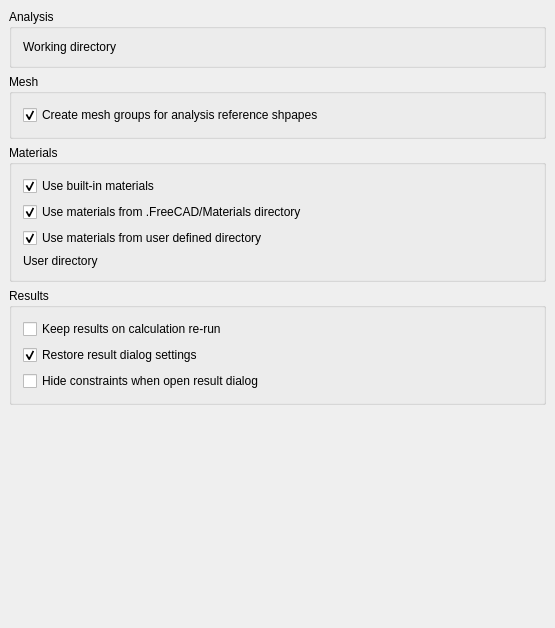
Before: the Qt Designer form src/Mod/Fem/Gui/DlgSettingsFemGeneral.ui in berndhahnebach/All_FreeCAD, drawn with Qt 5.
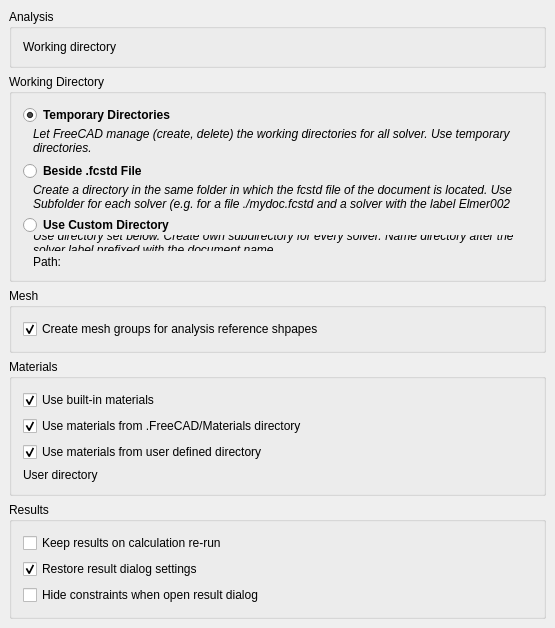
After: the same form once the commit is applied. Custom widgets are drawn as their Qt base class.

Commit message: FEM: new solver framework, add gui for working path pref

```diff
--- a/src/Mod/Fem/Gui/DlgSettingsFemGeneral.ui
+++ b/src/Mod/Fem/Gui/DlgSettingsFemGeneral.ui
@@ -96,7 +96,221 @@
       </widget>
      </item>
      <item>
-      <widget class="QGroupBox" name="gb_2_mesh">
+      <widget class="QGroupBox" name="gb_2_workingdir">
+       <property name="sizePolicy">
+        <sizepolicy hsizetype="Preferred" vsizetype="Maximum">
+         <horstretch>0</horstretch>
+         <verstretch>0</verstretch>
+        </sizepolicy>
+       </property>
+       <property name="title">
+        <string>Working Directory</string>
+       </property>
+       <layout class="QVBoxLayout" name="verticalLayout_3">
+        <item>
+         <layout class="QVBoxLayout" name="verticalLayout_4">
+          <property name="spacing">
+           <number>2</number>
+          </property>
+          <item>
+           <widget class="Gui::PrefRadioButton" name="cb_wd_temp">
+            <property name="font">
+             <font>
+              <weight>75</weight>
+              <bold>true</bold>
+             </font>
+            </property>
+            <property name="accessibleDescription">
+             <string>sdfsdfsdfds</string>
+            </property>
+            <property name="text">
+             <string>Temporary Directories</string>
+            </property>
+            <property name="checked">
+             <bool>true</bool>
+            </property>
+            <property name="prefPath" stdset="0">
+             <cstring>Mod/Fem/Elmer</cstring>
+            </property>
+            <property name="prefEntry" stdset="0">
+             <cstring>UseTempDirectory</cstring>
+            </property>
+           </widget>
+          </item>
+          <item>
+           <widget class="QLabel" name="l_wd_temp_desc">
+            <property name="font">
+             <font>
+              <italic>true</italic>
+             </font>
+            </property>
+            <property name="text">
+             <string>Let FreeCAD manage (create, delete) the working directories for all solver. Use temporary directories.</string>
+            </property>
+            <property name="wordWrap">
+             <bool>true</bool>
+            </property>
+            <property name="indent">
+             <number>10</number>
+            </property>
+           </widget>
+          </item>
+         </layout>
+        </item>
+        <item>
+         <layout class="QVBoxLayout" name="verticalLayout_5">
+          <property name="spacing">
+           <number>2</number>
+          </property>
+          <item>
+           <widget class="Gui::PrefRadioButton" name="cb_wd_beside">
+            <property name="font">
+             <font>
+              <weight>75</weight>
+              <bold>true</bold>
+             </font>
+            </property>
+            <property name="text">
+             <string>Beside .fcstd File</string>
+            </property>
+            <property name="prefPath" stdset="0">
+             <cstring>Mod/Fem/Elmer</cstring>
+            </property>
+            <property name="prefEntry" stdset="0">
+             <cstring>UseBesideDirectory</cstring>
+            </property>
+           </widget>
+          </item>
+          <item>
+           <widget class="QLabel" name="l_wd_beside_desc">
+            <property name="font">
+             <font>
+              <italic>true</italic>
+             </font>
+            </property>
+            <property name="text">
+             <string>Create a directory in the same folder in which the fcstd file of the document is located. Use Subfolder for each solver (e.g. for a file ./mydoc.fcstd and a solver with the label Elmer002 use ./mydoc/Elmer002).</string>
+            </property>
+            <property name="wordWrap">
+             <bool>true</bool>
+            </property>
+            <property name="indent">
+             <number>10</number>
+            </property>
+           </widget>
+          </item>
+         </layout>
+        </item>
+        <item>
+         <layout class="QVBoxLayout" name="verticalLayout_8">
+          <property name="spacing">
+           <number>2</number>
+          </property>
+          <item>
+           <widget class="Gui::PrefRadioButton" name="cb_wd_custom">
+            <property name="font">
+             <font>
+              <weight>75</weight>
+              <bold>true</bold>
+             </font>
+            </property>
+            <property name="text">
+             <string>Use Custom Directory</string>
+            </property>
+            <property name="prefPath" stdset="0">
+             <cstring>Mod/Fem/Elmer</cstring>
+            </property>
+            <property name="prefEntry" stdset="0">
+             <cstring>UseCustomDirectory</cstring>
+            </property>
+           </widget>
+          </item>
+          <item>
+           <widget class="QLabel" name="l_custom_desc">
+            <property name="font">
+             <font>
+              <italic>true</italic>
+             </font>
+            </property>
+            <property name="text">
+             <string>Use directory set below. Create own subdirectory for every solver. Name directory after the solver label prefixed with the document name.</string>
+            </property>
+            <property name="wordWrap">
+             <bool>true</bool>
+            </property>
+            <property name="indent">
+             <number>10</number>
+            </property>
+           </widget>
+          </item>
+          <item>
+           <layout class="QHBoxLayout" name="horizontalLayout_4">
+            <property name="leftMargin">
+             <number>0</number>
+            </property>
+            <property name="topMargin">
+             <number>3</number>
+            </property>
+            <property name="rightMargin">
+             <number>0</number>
+            </property>
+            <property name="bottomMargin">
+             <number>0</number>
+            </property>
+            <item>
+             <widget class="QLabel" name="l_wd_custom_path">
+              <property name="text">
+               <string>Path:</string>
+              </property>
+              <property name="indent">
+               <number>10</number>
+              </property>
+             </widget>
+            </item>
+            <item>
+             <widget class="Gui::PrefFileChooser" name="le_wd_custom" native="true">
+              <property name="enabled">
+               <bool>false</bool>
+              </property>
+              <property name="maximumSize">
+               <size>
+                <width>250</width>
+                <height>16777215</height>
+               </size>
+              </property>
+              <property name="prefPath" stdset="0">
+               <cstring>Mod/Fem/Elmer</cstring>
+              </property>
+              <property name="prefEntry" stdset="0">
+               <cstring>CustomDirectoryPath</cstring>
+              </property>
+             </widget>
+            </item>
+            <item>
+             <spacer name="horizontalSpacer">
+              <property name="orientation">
+               <enum>Qt::Horizontal</enum>
+              </property>
+              <property name="sizeType">
+               <enum>QSizePolicy::Expanding</enum>
+              </property>
+              <property name="sizeHint" stdset="0">
+               <size>
+                <width>0</width>
+                <height>20</height>
+               </size>
+              </property>
+             </spacer>
+            </item>
+           </layout>
+          </item>
+         </layout>
+        </item>
+       </layout>
+      </widget>
+     </item>
+     <item>
+      <widget class="QGroupBox" name="gb_3_mesh">
        <property name="title">
         <string>Mesh</string>
        </property>
@@ -334,6 +548,11 @@
    <extends>Gui::FileChooser</extends>
    <header>Gui/PrefWidgets.h</header>
   </customwidget>
+  <customwidget>
+   <class>Gui::PrefRadioButton</class>
+   <extends>QRadioButton</extends>
+   <header>Gui/PrefWidgets.h</header>
+  </customwidget>
  </customwidgets>
  <resources>
   <include location="Resources/Fem.qrc"/>
```
Left out of the diff: 4 changed lines with no effect on the pictures. The commit also changes 1 other file.
